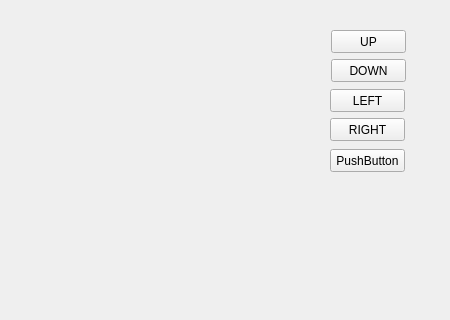
First picture: the form in tetrisGraphicsItem/src/mainwindow.ui, repository zhoutk/qtDemo, before the edit; both pictures show x 0 to 450 and y 151 to 471 of the 450 by 620 pixel window.
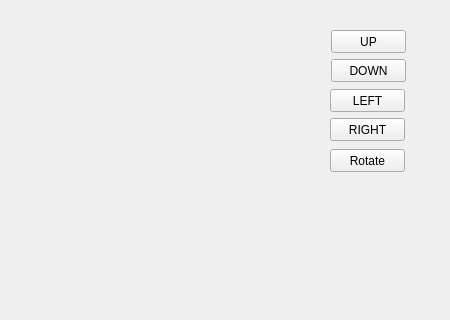
Second picture: the form after the edit.

Commit message: Rotate, a milepost, tetris block design finished.

```diff
--- a/tetrisGraphicsItem/src/mainwindow.ui
+++ b/tetrisGraphicsItem/src/mainwindow.ui
@@ -49,7 +49,7 @@
      </rect>
     </property>
     <property name="text">
-     <string>PushButton</string>
+     <string>Rotate</string>
     </property>
    </widget>
    <widget class="QPushButton" name="pushButton2">
```
